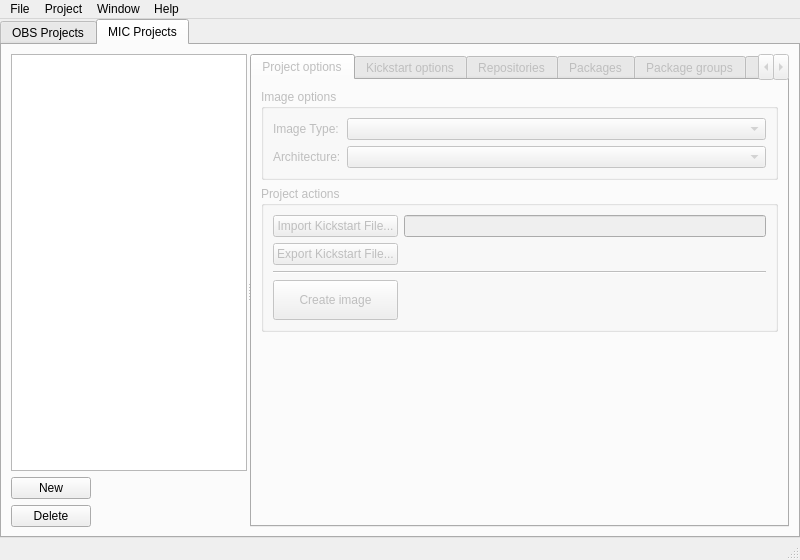
Qt form src/ObsLightGui/ui/obsLightMain.ui (ronan22/obs-light) before a commit.
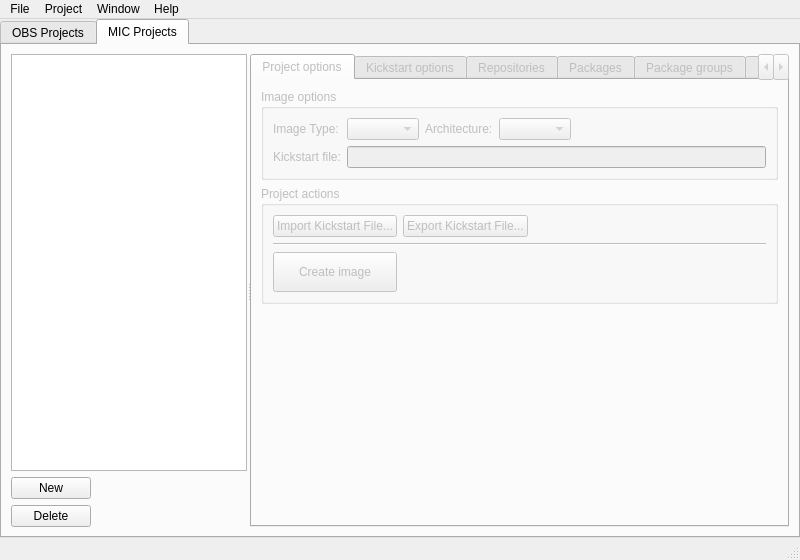
The same form after that commit. The open tabs and pages were chosen to show the change. Icons and pictures are not drawn.

Commit message: - added Kickstart command management from GUI (some functions are still broken)

```diff
--- a/src/ObsLightGui/ui/obsLightMain.ui
+++ b/src/ObsLightGui/ui/obsLightMain.ui
@@ -1245,7 +1245,7 @@
                <property name="title">
                 <string>Image options</string>
                </property>
-               <layout class="QFormLayout" name="formLayout">
+               <layout class="QGridLayout" name="gridLayout_20">
                 <item row="0" column="0">
                  <widget class="QLabel" name="imageTypeLabel">
                   <property name="text">
@@ -1256,16 +1256,46 @@
                 <item row="0" column="1">
                  <widget class="QComboBox" name="imageTypeComboBox"/>
                 </item>
-                <item row="1" column="0">
+                <item row="0" column="2">
                  <widget class="QLabel" name="architectureLabel">
                   <property name="text">
                    <string>Architecture:</string>
                   </property>
                  </widget>
                 </item>
-                <item row="1" column="1">
+                <item row="0" column="3">
                  <widget class="QComboBox" name="architectureComboBox"/>
                 </item>
+                <item row="0" column="4">
+                 <spacer name="horizontalSpacer_11">
+                  <property name="orientation">
+                   <enum>Qt::Horizontal</enum>
+                  </property>
+                  <property name="sizeHint" stdset="0">
+                   <size>
+                    <width>40</width>
+                    <height>20</height>
+                   </size>
+                  </property>
+                 </spacer>
+                </item>
+                <item row="1" column="1" colspan="4">
+                 <widget class="QLineEdit" name="kickstartPathLineEdit">
+                  <property name="toolTip">
+                   <string>Current kickstart path</string>
+                  </property>
+                  <property name="readOnly">
+                   <bool>true</bool>
+                  </property>
+                 </widget>
+                </item>
+                <item row="1" column="0">
+                 <widget class="QLabel" name="label_4">
+                  <property name="text">
+                   <string>Kickstart file:</string>
+                  </property>
+                 </widget>
+                </item>
                </layout>
               </widget>
              </item>
@@ -1275,17 +1305,7 @@
                 <string>Project actions</string>
                </property>
                <layout class="QGridLayout" name="gridLayout_15">
-                <item row="2" column="0">
-                 <widget class="QPushButton" name="importKickstartButton">
-                  <property name="toolTip">
-                   <string>If the selected kickstart file is not in the project directory, it will be copied</string>
-                  </property>
-                  <property name="text">
-                   <string>Import Kickstart File...</string>
-                  </property>
-                 </widget>
-                </item>
-                <item row="5" column="0">
+                <item row="7" column="0">
                  <widget class="QPushButton" name="createImageButton">
                   <property name="sizePolicy">
                    <sizepolicy hsizetype="Minimum" vsizetype="Preferred">
@@ -1304,26 +1324,42 @@
                   </property>
                  </widget>
                 </item>
-                <item row="3" column="0">
+                <item row="5" column="0" colspan="3">
+                 <widget class="Line" name="line_3">
+                  <property name="orientation">
+                   <enum>Qt::Horizontal</enum>
+                  </property>
+                 </widget>
+                </item>
+                <item row="1" column="0">
+                 <widget class="QPushButton" name="importKickstartButton">
+                  <property name="toolTip">
+                   <string>If the selected kickstart file is not in the project directory, it will be copied</string>
+                  </property>
+                  <property name="text">
+                   <string>Import Kickstart File...</string>
+                  </property>
+                 </widget>
+                </item>
+                <item row="1" column="1">
                  <widget class="QPushButton" name="exportKickstartButton">
                   <property name="text">
                    <string>Export Kickstart File...</string>
                   </property>
                  </widget>
                 </item>
-                <item row="2" column="1">
-                 <widget class="QLineEdit" name="kickstartPathLineEdit">
-                  <property name="toolTip">
-                   <string>Current kickstart path</string>
-                  </property>
-                 </widget>
-                </item>
-                <item row="4" column="0" colspan="2">
-                 <widget class="Line" name="line_3">
+                <item row="1" column="2">
+                 <spacer name="horizontalSpacer_6">
                   <property name="orientation">
                    <enum>Qt::Horizontal</enum>
                   </property>
-                 </widget>
+                  <property name="sizeHint" stdset="0">
+                   <size>
+                    <width>40</width>
+                    <height>20</height>
+                   </size>
+                  </property>
+                 </spacer>
                 </item>
                </layout>
               </widget>
```
Left out of the diff: 6 changed lines with no effect on the pictures. The commit also changes 8 other files.
